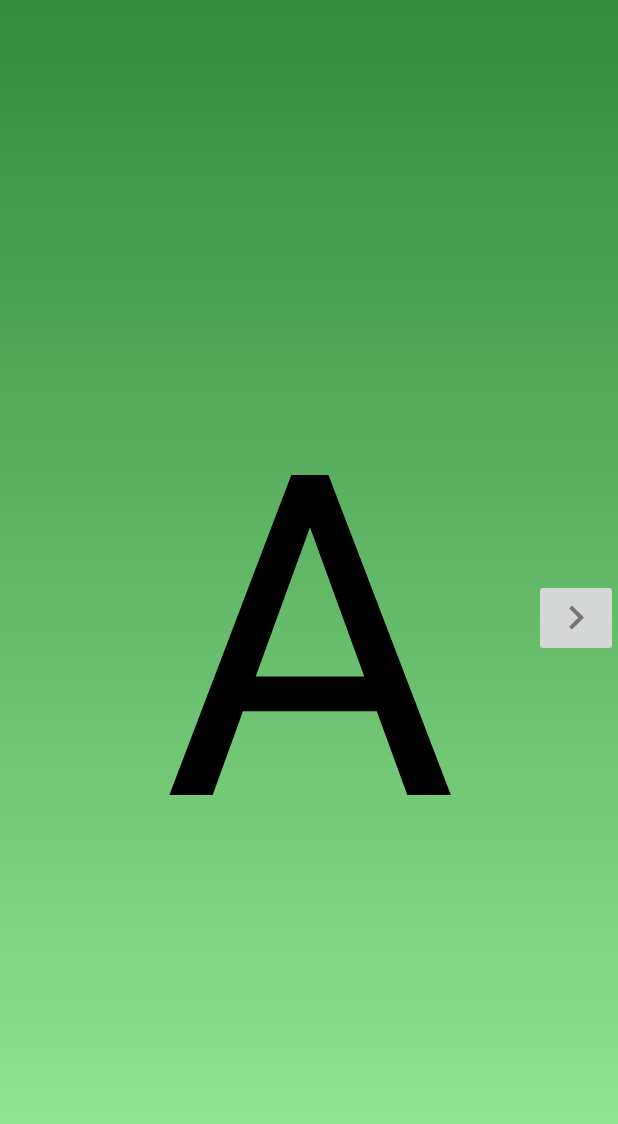
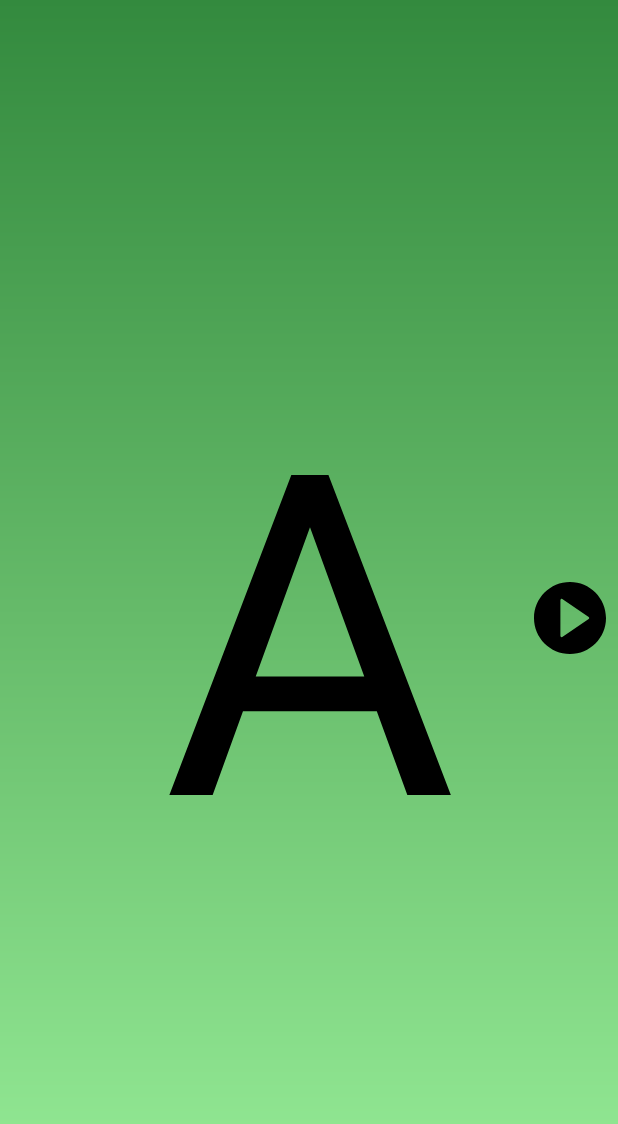
Before and after one commit to baghaii/Alphabetical, an Android app: the screen it shows after launch (AlphabetPagerActivity), on a phone screen of 412 x 824 dp. Shown: the top 1124 px of the screen. Run offline under Robolectric (Android 15) with nearby library versions, the phone set to English and light mode, and no system bars; pictures from the network do not load; 1 statement that could not run was skipped.

Commit message:
Improve arrows

```diff
--- a/app/src/main/AndroidManifest.xml
+++ b/app/src/main/AndroidManifest.xml
@@ -9,6 +9,7 @@
     android:anyDensity="true" />
 
   <application
+    android:name=".MyApplication"
     android:allowBackup="true"
     android:icon="@mipmap/ic_launcher"
     android:label="@string/app_name"
@@ -18,6 +19,7 @@
     <activity android:name=".AlphabetPagerActivity">
       <intent-filter>
         <action android:name="android.intent.action.MAIN"/>
+        <action android:name="android.intent.action.VIEW"/>
 
         <category android:name="android.intent.category.LAUNCHER"/>
       </intent-filter>
--- a/app/src/main/java/com/sepidehmiller/alphabetical/AlphabetPagerAdapter.java
+++ b/app/src/main/java/com/sepidehmiller/alphabetical/AlphabetPagerAdapter.java
@@ -1,7 +1,6 @@
 package com.sepidehmiller.alphabetical;
 
 import android.content.Context;
-import android.graphics.Typeface;
 import android.support.annotation.NonNull;
 import android.support.v4.view.PagerAdapter;
 import android.view.LayoutInflater;
@@ -35,8 +34,7 @@ public class AlphabetPagerAdapter extends PagerAdapter {
     LayoutInflater inflater = LayoutInflater.from(mContext);
     TextView layout = (TextView) inflater.inflate(R.layout.textview_alphabet, container, false);
     layout.setText(alphabet);
-    Typeface face = Typeface.createFromAsset(mContext.getAssets(), "fonts/ChalkboardSE.ttc");
-    layout.setTypeface(face);
+    layout.setTypeface(MyApplication.chalkboardType);
 
     final int i = position;
     layout.setOnClickListener(new View.OnClickListener() {
--- /dev/null
+++ b/app/src/main/java/com/sepidehmiller/alphabetical/MyApplication.java
@@ -0,0 +1,16 @@
+package com.sepidehmiller.alphabetical;
+
+import android.app.Application;
+import android.graphics.Typeface;
+
+public class MyApplication extends Application {
+
+  public static Typeface chalkboardType;
+
+  @Override
+  public void onCreate() {
+    super.onCreate();
+    //Load the font only once when the application is created.
+    chalkboardType = Typeface.createFromAsset(getAssets(), "fonts/ChalkboardSE.ttc");
+  }
+}
--- /dev/null
+++ b/app/src/main/res/drawable/ic_left_button.xml
@@ -0,0 +1,5 @@
+<rotate
+    xmlns:android="http://schemas.android.com/apk/res/android"
+    android:fromDegrees="180"
+    android:toDegrees="0"
+    android:drawable="@drawable/ic_right_button" />
--- /dev/null
+++ b/app/src/main/res/drawable/ic_right_button.xml
@@ -0,0 +1,6 @@
+<!-- Icon from SmashIcons as seen on FlatIcons
+https://www.flaticon.com/free-icon/play-button_148744#term=arrow&page=1&position=12 -->
+<vector android:height="24dp" android:viewportHeight="60"
+    android:viewportWidth="60" android:width="24dp" xmlns:android="http://schemas.android.com/apk/res/android">
+    <path android:fillColor="#FF000000" android:pathData="M30,0C13.458,0 0,13.458 0,30s13.458,30 30,30s30,-13.458 30,-30S46.542,0 30,0zM45.563,30.826l-22,15C23.394,45.941 23.197,46 23,46c-0.16,0 -0.321,-0.038 -0.467,-0.116C22.205,45.711 22,45.371 22,45V15c0,-0.371 0.205,-0.711 0.533,-0.884c0.328,-0.174 0.724,-0.15 1.031,0.058l22,15C45.836,29.36 46,29.669 46,30S45.836,30.64 45.563,30.826z"/>
+</vector>
--- a/app/src/main/res/layout/activity_alphabet_pager.xml
+++ b/app/src/main/res/layout/activity_alphabet_pager.xml
@@ -12,26 +12,26 @@
   <android.support.v4.view.ViewPager
     android:id="@+id/activity_alphabet_pager_view_pager"
     android:layout_width="match_parent"
-    android:layout_height="match_parent">
-  </android.support.v4.view.ViewPager>
+    android:layout_height="match_parent"/>
 
-  <ImageButton
+  <ImageView
     android:id="@+id/previous"
-    android:layout_width="wrap_content"
-    android:layout_height="wrap_content"
+    android:layout_width="@dimen/button_size"
+    android:layout_height="@dimen/button_size"
     android:layout_gravity="center_vertical"
-    android:src="@drawable/ic_keyboard_arrow_left"
+    android:src="@drawable/ic_left_button"
     android:contentDescription="@string/previous"
+    android:padding="8dp"
     android:visibility="invisible"/>
 
-  <ImageButton
+  <ImageView
     android:id="@+id/next"
-    android:layout_width="wrap_content"
-    android:layout_height="wrap_content"
+    android:layout_width="@dimen/button_size"
+    android:layout_height="@dimen/button_size"
     android:layout_gravity="center_vertical|end"
-    android:src="@drawable/ic_keyboard_arrow_right"
+    android:src="@drawable/ic_right_button"
     android:contentDescription="@string/next"
+    android:padding="8dp"
     android:visibility="visible"/>
 
-
   </FrameLayout>
--- a/app/src/main/res/layout/textview_alphabet.xml
+++ b/app/src/main/res/layout/textview_alphabet.xml
@@ -1,7 +1,7 @@
 <?xml version="1.0" encoding="utf-8"?>
 <TextView xmlns:android="http://schemas.android.com/apk/res/android"
-          android:layout_width="match_parent"
-          android:layout_height="match_parent"
+          android:layout_width="wrap_content"
+          android:layout_height="wrap_content"
           android:gravity="center"
           android:textSize="300sp"
           android:textColor="@color/colorText">
--- /dev/null
+++ b/app/src/main/res/values/dimens.xml
@@ -0,0 +1,4 @@
+<?xml version="1.0" encoding="utf-8"?>
+<resources>
+  <dimen name="button_size">64dp</dimen>
+</resources>
```
Also changed, not shown: app/src/main/res/drawable-hdpi/ic_keyboard_arrow_left.png (deleted), app/src/main/res/drawable-hdpi/ic_keyboard_arrow_right.png (deleted), app/src/main/res/drawable-mdpi/ic_keyboard_arrow_left.png (deleted), app/src/main/res/drawable-mdpi/ic_keyboard_arrow_right.png (deleted), app/src/main/res/drawable-xhdpi/ic_keyboard_arrow_left.png (deleted), app/src/main/res/drawable-xhdpi/ic_keyboard_arrow_right.png (deleted), app/src/main/res/drawable-xxhdpi/ic_keyboard_arrow_left.png (deleted), app/src/main/res/drawable-xxhdpi/ic_keyboard_arrow_right.png (deleted).
